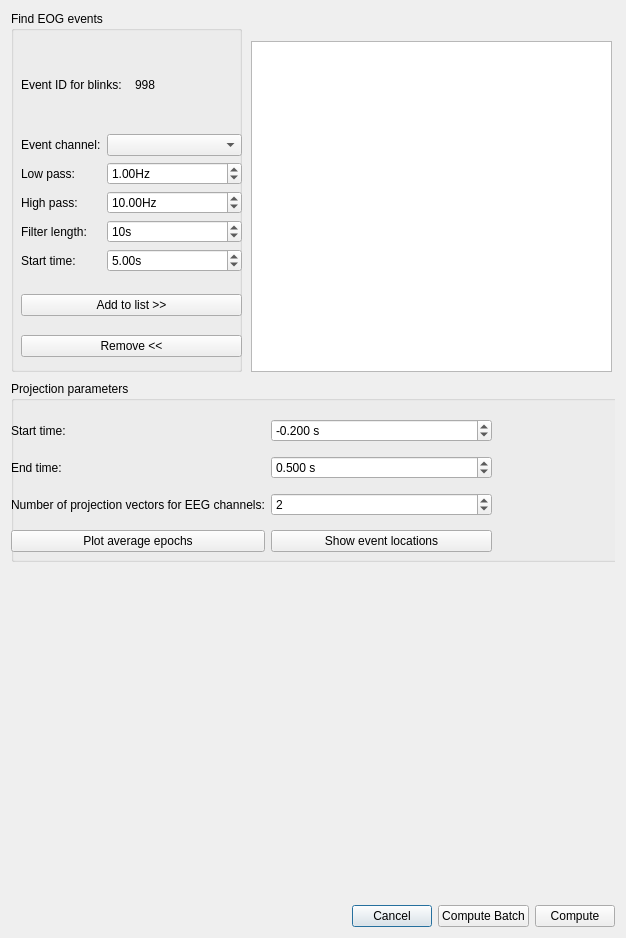
The window that qt4Designer_ui_files/eegParametersDialogUi.ui (cibr-jyu/meggie) describes before a commit, drawn with Qt 5.
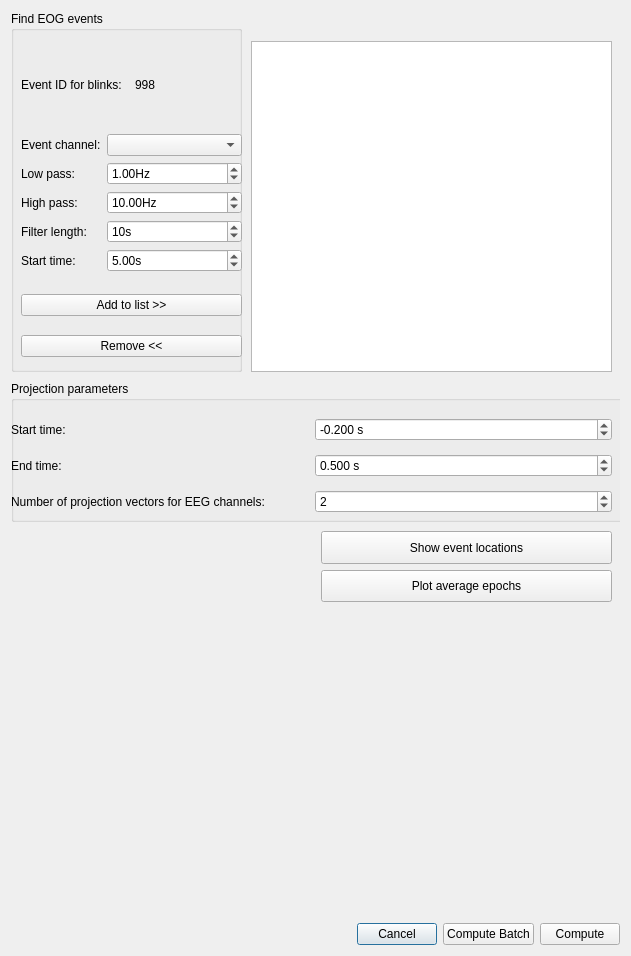
The same window after the commit.

Commit message: Start eeg batching

Diff of the .ui file:
```diff
--- a/qt4Designer_ui_files/eegParametersDialogUi.ui
+++ b/qt4Designer_ui_files/eegParametersDialogUi.ui
@@ -6,8 +6,8 @@
    <rect>
     <x>0</x>
     <y>0</y>
-    <width>626</width>
-    <height>938</height>
+    <width>631</width>
+    <height>956</height>
    </rect>
   </property>
   <property name="windowTitle">
@@ -71,8 +71,8 @@
        <rect>
         <x>0</x>
         <y>0</y>
-        <width>608</width>
-        <height>881</height>
+        <width>613</width>
+        <height>899</height>
        </rect>
       </property>
       <widget class="QGroupBox" name="groupBoxEvents">
@@ -324,7 +324,7 @@
          <x>0</x>
          <y>370</y>
          <width>621</width>
-         <height>181</height>
+         <height>141</height>
         </rect>
        </property>
        <property name="title">
@@ -335,8 +335,8 @@
          <rect>
           <x>0</x>
           <y>30</y>
-          <width>481</width>
-          <height>150</height>
+          <width>601</width>
+          <height>111</height>
          </rect>
         </property>
         <layout class="QGridLayout" name="gridLayout_2">
@@ -421,23 +421,57 @@
            </property>
           </widget>
          </item>
-         <item row="3" column="0">
-          <widget class="QPushButton" name="pushButtonPlotEpochs">
-           <property name="text">
-            <string>Plot average epochs</string>
-           </property>
-          </widget>
-         </item>
-         <item row="3" column="1">
-          <widget class="QPushButton" name="pushButtonShowEvents">
-           <property name="text">
-            <string>Show event locations</string>
-           </property>
-          </widget>
-         </item>
         </layout>
        </widget>
       </widget>
+      <widget class="QWidget" name="widget" native="true">
+       <property name="geometry">
+        <rect>
+         <x>0</x>
+         <y>520</y>
+         <width>301</width>
+         <height>371</height>
+        </rect>
+       </property>
+      </widget>
+      <widget class="QWidget" name="verticalLayoutWidget_2">
+       <property name="geometry">
+        <rect>
+         <x>310</x>
+         <y>520</y>
+         <width>291</width>
+         <height>71</height>
+        </rect>
+       </property>
+       <layout class="QVBoxLayout" name="verticalLayout_2">
+        <item>
+         <widget class="QPushButton" name="pushButtonShowEvents">
+          <property name="sizePolicy">
+           <sizepolicy hsizetype="Minimum" vsizetype="Preferred">
+            <horstretch>0</horstretch>
+            <verstretch>0</verstretch>
+           </sizepolicy>
+          </property>
+          <property name="text">
+           <string>Show event locations</string>
+          </property>
+         </widget>
+        </item>
+        <item>
+         <widget class="QPushButton" name="pushButtonPlotEpochs">
+          <property name="sizePolicy">
+           <sizepolicy hsizetype="Minimum" vsizetype="Preferred">
+            <horstretch>0</horstretch>
+            <verstretch>0</verstretch>
+           </sizepolicy>
+          </property>
+          <property name="text">
+           <string>Plot average epochs</string>
+          </property>
+         </widget>
+        </item>
+       </layout>
+      </widget>
      </widget>
     </widget>
    </item>
```
Left out of the diff: 8 changed lines with no effect on the pictures. The commit also changes 2 other files.
